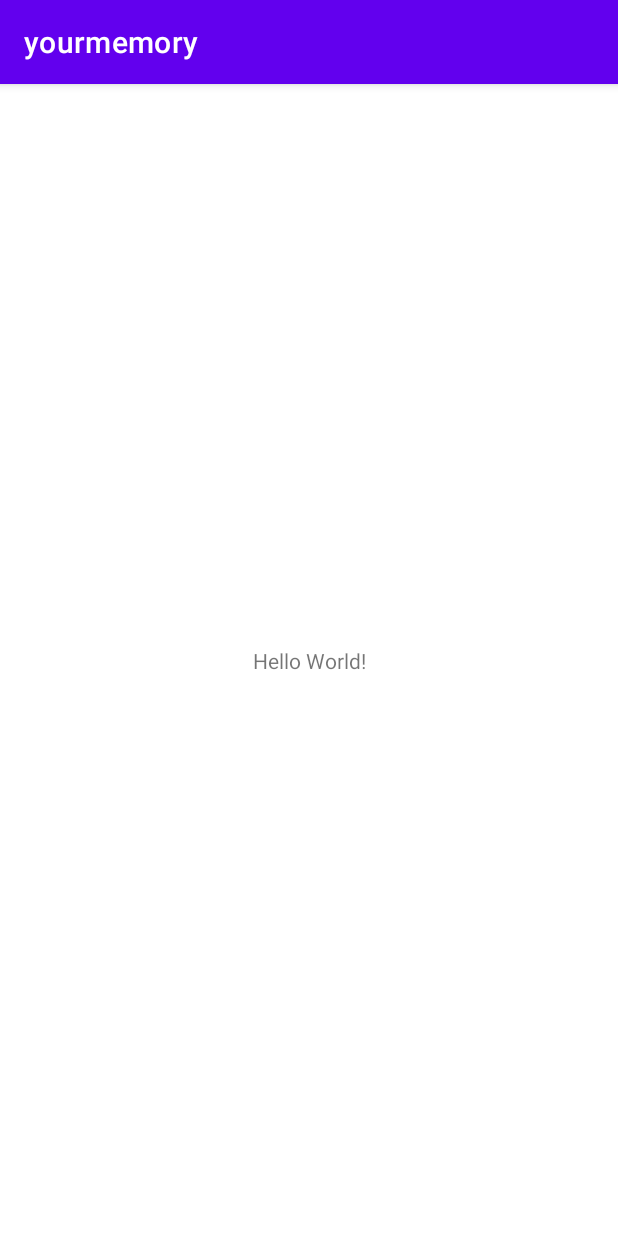
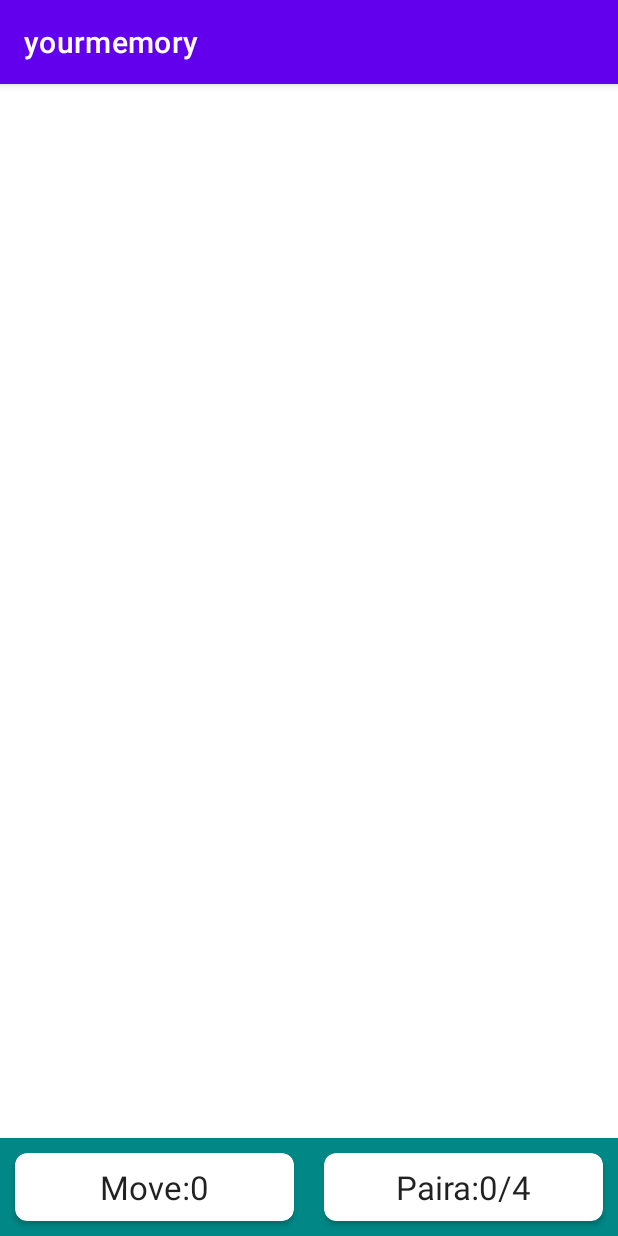
Before and after one commit to Txy822/yourmemory, an Android app: the screen it shows after launch (MainActivity), on a phone screen of 412 x 824 dp. Run offline under Robolectric (Android 15) with nearby library versions, the phone set to English and light mode, and no system bars; 1 statement that could not run was skipped.

Commit message:
Recycler view and text view added

```diff
--- a/app/build.gradle
+++ b/app/build.gradle
@@ -30,6 +30,11 @@ android {
     kotlinOptions {
         jvmTarget = '1.8'
     }
+    // Android Studio 4.0
+
+        buildFeatures {
+            viewBinding = true
+        }
 }
 
 dependencies {
--- a/app/src/main/java/com/txy822/myapplication/MainActivity.kt
+++ b/app/src/main/java/com/txy822/myapplication/MainActivity.kt
@@ -2,10 +2,22 @@ package com.txy822.myapplication
 
 import androidx.appcompat.app.AppCompatActivity
 import android.os.Bundle
+import android.widget.TextView
+import androidx.recyclerview.widget.RecyclerView
+import com.txy822.myapplication.databinding.ActivityMainBinding
 
 class MainActivity : AppCompatActivity() {
+
+    private lateinit var rvBoard: RecyclerView
+    private lateinit var tvNumPairs: TextView
+    private lateinit var tvNumMoves: TextView
     override fun onCreate(savedInstanceState: Bundle?) {
         super.onCreate(savedInstanceState)
         setContentView(R.layout.activity_main)
+        val binding = ActivityMainBinding.inflate(layoutInflater)
+       // setContentView(binding.root)
+        rvBoard = findViewById(R.id.rvBoard)
+        tvNumMoves =findViewById(R.id.tvNumMoves)
+        tvNumPairs = findViewById(R.id.tvNumPairs)
     }
 }
--- a/app/src/main/res/layout/activity_main.xml
+++ b/app/src/main/res/layout/activity_main.xml
@@ -6,13 +6,57 @@
     android:layout_height="match_parent"
     tools:context=".MainActivity">
 
-    <TextView
-        android:layout_width="wrap_content"
+    <LinearLayout
+        android:id="@+id/llGameInfo"
+        android:layout_width="0dp"
         android:layout_height="wrap_content"
-        android:text="Hello World!"
+        android:background="?attr/colorSecondaryVariant"
+        android:orientation="horizontal"
         app:layout_constraintBottom_toBottomOf="parent"
+        app:layout_constraintEnd_toEndOf="parent"
+        app:layout_constraintStart_toStartOf="parent">
+
+        <androidx.cardview.widget.CardView
+            android:layout_width="match_parent"
+            android:layout_height="match_parent"
+            android:layout_margin="10.dp"
+            android:layout_weight="1"
+            app:cardCornerRadius="8dp">
+
+            <TextView
+                android:id="@+id/tvNumMoves"
+                android:layout_width="match_parent"
+                android:layout_height="match_parent"
+                android:gravity="center"
+                android:padding="8dp"
+                android:text="Move:0"
+                android:textAppearance="@style/TextAppearance.AppCompat.Large" />
+        </androidx.cardview.widget.CardView>
+
+        <androidx.cardview.widget.CardView
+            android:layout_width="match_parent"
+            android:layout_height="match_parent"
+            android:layout_margin="10.dp"
+            android:layout_weight="1"
+            app:cardCornerRadius="8dp">
+
+            <TextView
+                android:id="@+id/tvNumPairs"
+                android:layout_width="match_parent"
+                android:layout_height="match_parent"
+                android:gravity="center"
+                android:padding="8dp"
+                android:text="Paira:0/4"
+                android:textAppearance="@style/TextAppearance.AppCompat.Large" />
+        </androidx.cardview.widget.CardView>
+    </LinearLayout>
+
+    <androidx.recyclerview.widget.RecyclerView
+        android:id="@+id/rvBoard"
+        android:layout_width="0dp"
+        android:layout_height="0dp"
+        app:layout_constraintBottom_toTopOf="@+id/llGameInfo"
         app:layout_constraintEnd_toEndOf="parent"
         app:layout_constraintStart_toStartOf="parent"
         app:layout_constraintTop_toTopOf="parent" />
-
 </androidx.constraintlayout.widget.ConstraintLayout>
```
